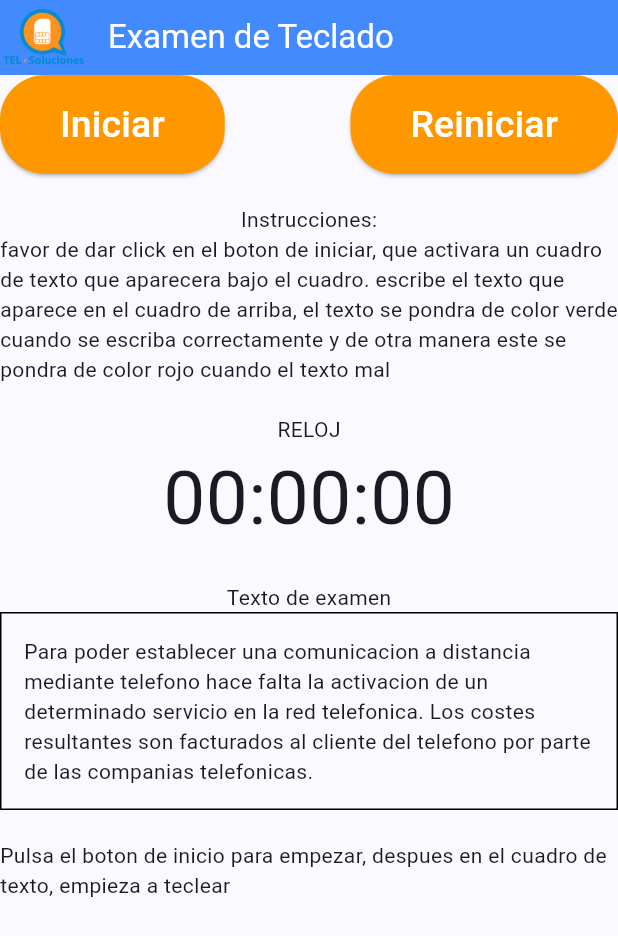
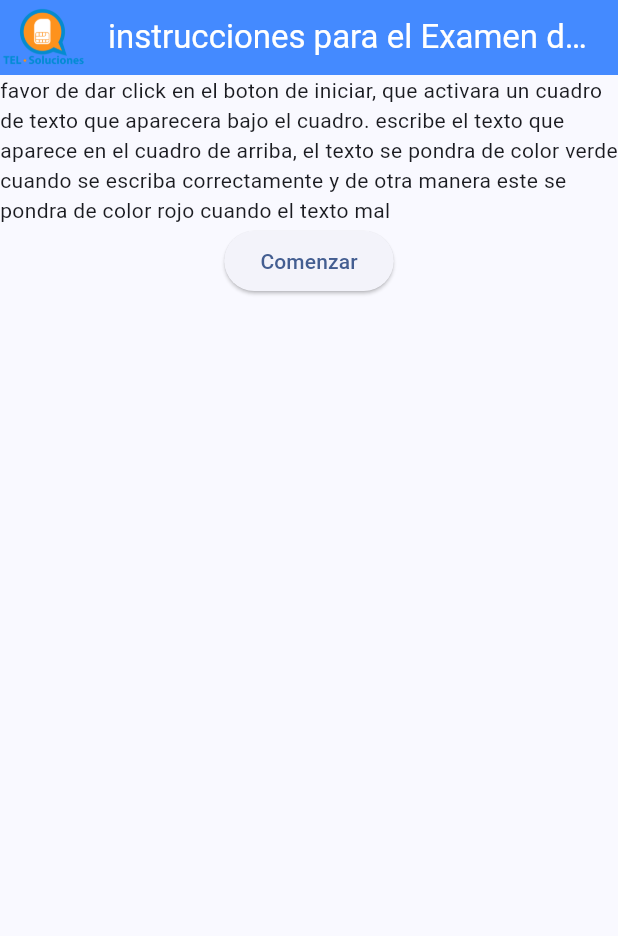
Before and after one commit to oscarsil/Tel-soluciones-reclutamiento, a Flutter app: the examenes screen opened directly, after a tap on "Tecleado", on a phone screen of 412 x 824 dp. Shown: the top 936 px of the screen. Run offline on Flutter 3.47's test engine with Material 2 defaults, Android fonts, the phone set to English and light mode, and no system bars; our stand-ins replace audioplayers, sqflite, timer_count_down; accounts and stored records are empty.

Commit message:
Imagen de mejor calidad agregrado y instrucciones de examen tecleado fue sacado de la pantalla para que se vea mejor

```diff
--- a/lib/pantallas/examenTecleo.dart
+++ b/lib/pantallas/examenTecleo.dart
@@ -38,11 +38,6 @@ class _examenTeclado extends State<examenTeclado>{
                   fontSize: 25))),
             ],
         ),
-        const SizedBox(
-          height: 20,
-        ),
-        Text('Instrucciones:'),
-        Container(width: 750,child: Wrap(children: [Text('favor de dar click en el boton de iniciar, que activara un cuadro de texto que aparecera bajo el cuadro. escribe el texto que aparece en el cuadro de arriba, el texto se pondra de color verde cuando se escriba correctamente y de otra manera este se pondra de color rojo cuando el texto mal ')])),
         const SizedBox(
           height: 20,
         ),
--- a/lib/pantallas/examenes.dart
+++ b/lib/pantallas/examenes.dart
@@ -5,6 +5,7 @@ import 'package:telsolreclutamiento/pantallas/quizz.dart';
 import 'package:telsolreclutamiento/pantallas/examenTecleo.dart';
 import 'package:telsolreclutamiento/pantallas/DashboardReclutador.dart';
 import 'package:telsolreclutamiento/pantallas/resultados.dart';
+import 'package:telsolreclutamiento/pantallas/instruccionesExamenTecleado.dart';
 
 class examenes extends StatelessWidget {
   const examenes({super.key});
@@ -24,7 +25,7 @@ class examenes extends StatelessWidget {
             }, child: Text('quiiz')),
             ElevatedButton(onPressed: () {
               Navigator.push(context,
-                  MaterialPageRoute(builder: (context) => examenTeclado()));
+                  MaterialPageRoute(builder: (context) => instruccionesExamenTeclado()));
             }, child: Text('Tecleado')),
             ElevatedButton(onPressed: () {
               Navigator.push(context,
--- /dev/null
+++ b/lib/pantallas/instruccionesExamenTecleado.dart
@@ -0,0 +1,25 @@
+import 'package:flutter/material.dart';
+import 'package:telsolreclutamiento/componentes/barras.dart';
+import 'package:telsolreclutamiento/pantallas/examenTecleo.dart';
+
+class instruccionesExamenTeclado extends StatelessWidget{
+  const instruccionesExamenTeclado({super.key});
+
+  @override
+  Widget build(BuildContext context){
+    return Scaffold(
+      appBar: PreferredSize(preferredSize: const Size.fromHeight(50),child:barraInformativa(titulo:'instrucciones para el Examen de Teclear')),
+      body: Center(
+        child: Column(
+          children: [
+            Container(width: 750,child: Wrap(children: [Text('favor de dar click en el boton de iniciar, que activara un cuadro de texto que aparecera bajo el cuadro. escribe el texto que aparece en el cuadro de arriba, el texto se pondra de color verde cuando se escriba correctamente y de otra manera este se pondra de color rojo cuando el texto mal ')])),
+            ElevatedButton(onPressed: () {
+              Navigator.push(context,
+                  MaterialPageRoute(builder: (builder) => examenTeclado()));
+            }, child: Text('Comenzar'))
+          ],
+        ),
+      ),
+    );
+  }
+}
--- a/pubspec.yaml
+++ b/pubspec.yaml
@@ -66,7 +66,6 @@ flutter:
   # To add assets to your application, add an assets section, like this:
   assets:
     - assets/images/logo-Tel-soluciones.png
-    - assets/images/regresar.png
     - assets/Pregunta_Audio.mp3
   #   - images/a_dot_ham.jpeg
 
```
